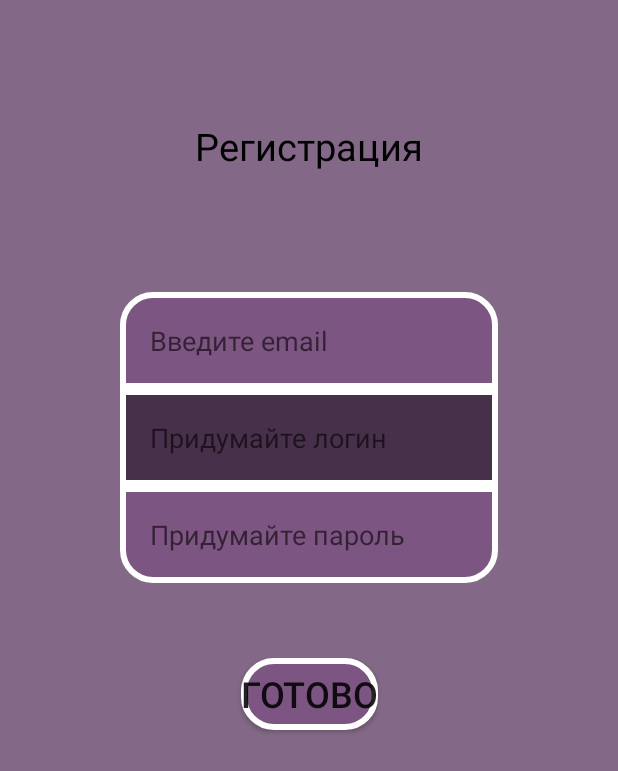
After one commit to Sumarbrander12/Proga, an Android app: the RegActivity screen opened directly, with no data from a screen before it, on a phone screen of 412 x 824 dp. The commit adds this screen. Shown: the top 771 px of the screen. Run offline under Robolectric (Android 15) with nearby library versions, the phone set to English and light mode, and no system bars.

Commit message:
SQLite(регистрация), не работает, хз почему

```diff
--- /dev/null
+++ b/app/src/main/java/com/example/proga/DBHelper.java
@@ -0,0 +1,43 @@
+package com.example.proga;
+
+import android.content.Context;
+import android.database.sqlite.SQLiteDatabase;
+import android.database.sqlite.SQLiteOpenHelper;
+
+import androidx.annotation.Nullable;
+
+public class DBHelper extends SQLiteOpenHelper {
+
+    public static final int DATABASE_VERSION =1;
+    public static final String DATABASE_NAME ="ACCOUNT_DB";
+    public static final String TABLE_ACCOUNTS ="accounts";
+
+    public static final String KEY_ID ="_id";
+    public static final String KEY_NAME ="name";
+    public static final String KEY_MAIL ="mail";
+    public static final String KEY_PASS ="pass";
+
+
+    public DBHelper(Context context) {
+        super(context, DATABASE_NAME, null, DATABASE_VERSION);
+    }
+
+    @Override
+    public void onCreate(SQLiteDatabase db) {
+        //db.execSQL("create table "+ TABLE_ACCOUNTS +
+        //        "("+ KEY_ID + " INTEGER PRIMARY KEY AUTOINCREMENT, "+
+        //        KEY_NAME + " TEXT, " +
+        //        KEY_MAIL + " TEXT, " +
+        //        KEY_PASS + " TEXT)");
+
+        db.execSQL("create table " + TABLE_ACCOUNTS + "(" + KEY_ID
+                + " integer primary key," + KEY_NAME + " text," + KEY_MAIL + " text" + ")");
+
+    }
+
+    @Override
+    public void onUpgrade(SQLiteDatabase db, int i, int i1) {
+        db.execSQL("drop table if exists "+ TABLE_ACCOUNTS);
+        onCreate(db);
+    }
+}
--- /dev/null
+++ b/app/src/main/java/com/example/proga/RegActivity.java
@@ -0,0 +1,61 @@
+package com.example.proga;
+
+import androidx.appcompat.app.AppCompatActivity;
+
+import android.content.ContentValues;
+import android.content.Intent;
+import android.database.sqlite.SQLiteDatabase;
+import android.os.Bundle;
+import android.view.View;
+import android.widget.Button;
+import android.widget.EditText;
+import android.widget.Toast;
+
+public class RegActivity extends AppCompatActivity {
+
+    String empty = " ";
+    EditText ETlog, ETpass, ETemail;
+    String log, pass, email;
+    Button regBtn;
+    DBHelper dbHelper;
+    @Override
+    protected void onCreate(Bundle savedInstanceState) {
+        super.onCreate(savedInstanceState);
+        setContentView(R.layout.activity_reg);
+        regBtn = (Button) findViewById(R.id.regBtn);
+        dbHelper = new DBHelper(this);
+        ETlog = (EditText) findViewById(R.id.editLogin);
+        ETpass = (EditText) findViewById(R.id.editPassword);
+        ETemail = (EditText) findViewById(R.id.editEmail);
+        BtnClick();
+    }
+    public void BtnClick(){
+        regBtn.setOnClickListener(new View.OnClickListener() {
+            @Override
+            public void onClick(View view) {
+                String log = ETlog.getText().toString();
+                String email = ETemail.getText().toString();
+                String pass = ETpass.getText().toString();
+                if(log.length()>2 && email.length()>2 && pass.length()>2){
+                    SQLiteDatabase sqLiteDatabase = dbHelper.getWritableDatabase();
+                    ContentValues contentValues = new ContentValues();
+                    contentValues.put(DBHelper.KEY_MAIL, email);
+                    contentValues.put(DBHelper.KEY_NAME, log);
+                    //contentValues.put(DBHelper.KEY_PASS, pass);
+
+                    sqLiteDatabase.insert(DBHelper.TABLE_ACCOUNTS,null,contentValues);
+
+                    Toast t =Toast.makeText(getApplicationContext(),"Вы успешно зарегистрировались!", Toast.LENGTH_SHORT);
+                    t.show();
+                    //Intent intent = new Intent(".MainActivity");
+                    //startActivity(intent);
+                }
+                else{
+                    Toast t =Toast.makeText(getApplicationContext(),"Каждый параметр должен быть не короче 3 символов!", Toast.LENGTH_LONG);
+                    t.show();
+                }
+
+            }
+        });
+    }
+}
--- /dev/null
+++ b/app/src/main/res/layout/activity_reg.xml
@@ -0,0 +1,71 @@
+<?xml version="1.0" encoding="utf-8"?>
+<androidx.constraintlayout.widget.ConstraintLayout xmlns:android="http://schemas.android.com/apk/res/android"
+    xmlns:app="http://schemas.android.com/apk/res-auto"
+    xmlns:tools="http://schemas.android.com/tools"
+    android:layout_width="match_parent"
+    android:layout_height="match_parent"
+    android:background="@color/backColor"
+    tools:context=".RegActivity">
+
+    <Button
+        android:id="@+id/regBtn"
+        android:layout_width="wrap_content"
+        android:layout_height="wrap_content"
+        android:layout_marginTop="50dp"
+        android:text="Готово"
+        android:textSize="24dp"
+        android:background="@drawable/field"
+        app:layout_constraintEnd_toEndOf="parent"
+        app:layout_constraintStart_toStartOf="parent"
+        app:layout_constraintTop_toBottomOf="@+id/editPassword" />
+
+    <EditText
+        android:id="@+id/editLogin"
+        android:layout_width="match_parent"
+        android:layout_height="wrap_content"
+        android:layout_marginHorizontal="80dp"
+        android:background="@drawable/field_center"
+        android:hint="Придумайте логин"
+        android:padding="20dp"
+        app:layout_constraintEnd_toEndOf="parent"
+        app:layout_constraintStart_toStartOf="parent"
+        app:layout_constraintTop_toBottomOf="@+id/editEmail" />
+
+    <EditText
+        android:id="@+id/editEmail"
+        android:layout_width="match_parent"
+        android:layout_height="wrap_content"
+        android:layout_marginHorizontal="80dp"
+        android:layout_marginTop="80dp"
+        android:background="@drawable/field_top"
+        android:hint="Введите email"
+        android:padding="20dp"
+        app:layout_constraintEnd_toEndOf="parent"
+        app:layout_constraintStart_toStartOf="parent"
+        app:layout_constraintTop_toBottomOf="@+id/textView" />
+
+    <EditText
+        android:id="@+id/editPassword"
+        android:layout_width="match_parent"
+        android:layout_height="wrap_content"
+        android:layout_marginHorizontal="80dp"
+        android:background="@drawable/field_bottom"
+        android:hint="Придумайте пароль"
+        android:padding="20dp"
+        app:layout_constraintEnd_toEndOf="parent"
+        app:layout_constraintStart_toStartOf="parent"
+        app:layout_constraintTop_toBottomOf="@+id/editLogin" />
+
+    <TextView
+        android:id="@+id/textView"
+        android:layout_width="wrap_content"
+        android:layout_height="wrap_content"
+        android:layout_marginTop="80dp"
+        android:text="Регистрация"
+        android:textColor="@color/black"
+        android:textSize="25dp"
+        app:layout_constraintEnd_toEndOf="parent"
+        app:layout_constraintStart_toStartOf="parent"
+        app:layout_constraintTop_toTopOf="parent" />
+
+</androidx.constraintlayout.widget.ConstraintLayout>
```
Also changed, not shown: app/src/main/AndroidManifest.xml (+14 -5 lines), app/src/main/java/com/example/proga/MainActivity.java (+16 -1 lines), app/src/main/res/layout/activity_main.xml (+11 -0 lines).
